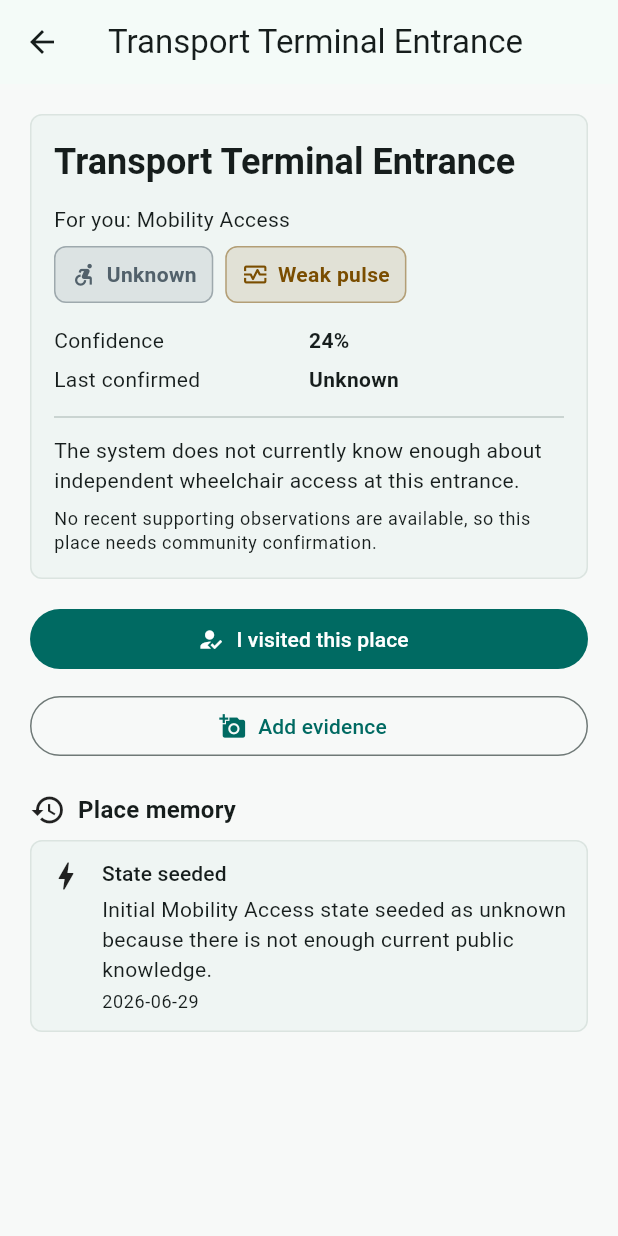
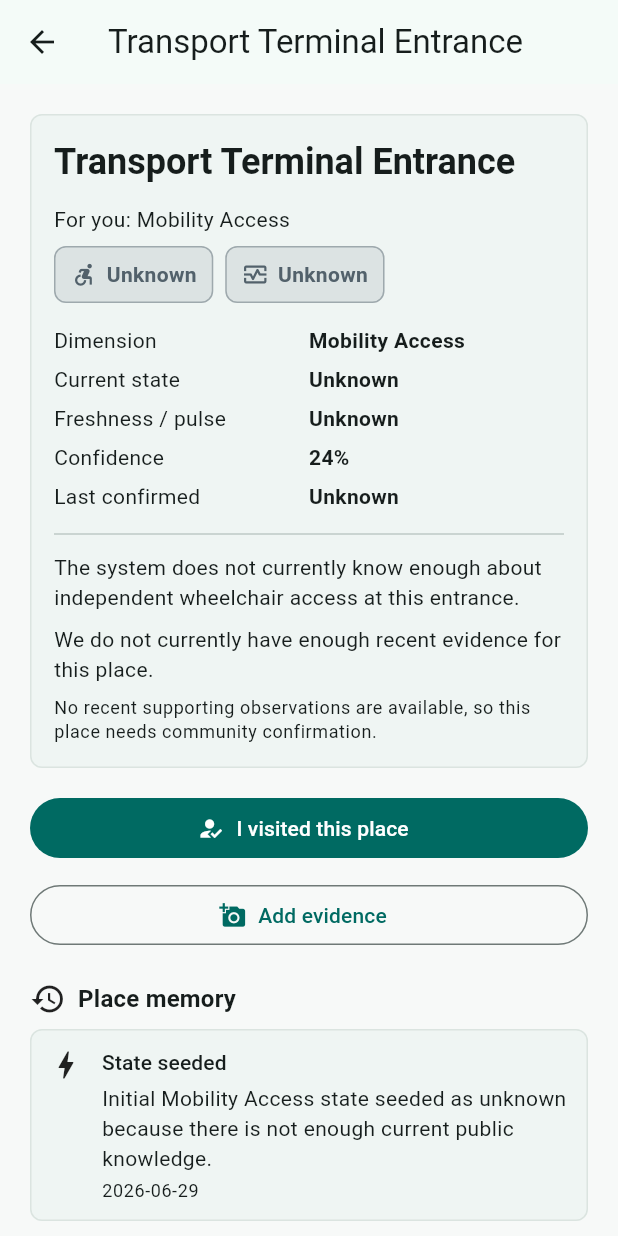
Before and after one commit to Reynard-sys/accesspulse, a Flutter app: the screen it shows after launch, after a tap on "Transport Terminal Entrance", on a phone screen of 412 x 824 dp. Run offline on Flutter 3.47's test engine with Material 3 defaults, Android fonts, the phone set to English and light mode, and no system bars; our stand-ins replace sensors_plus.

Commit message:
feat(final-mvp): add pulse visibility

```diff
--- a/lib/domain/models/accesspulse_models.dart
+++ b/lib/domain/models/accesspulse_models.dart
@@ -11,6 +11,14 @@ enum DimensionStateValue {
 }
 
 enum DimensionPulseLevel { weak, moderate, strong }
+
+enum PlacePulseStatus {
+  reliable,
+  reliableAging,
+  unknown,
+  underReview,
+  recentlyRefreshed,
+}
 
 enum CaseStatus {
   open,
--- a/lib/domain/services/pulse_service.dart
+++ b/lib/domain/services/pulse_service.dart
@@ -1,7 +1,88 @@
 import '../models/accesspulse_models.dart';
+
+class PlacePulseDisplay {
+  const PlacePulseDisplay({
+    required this.status,
+    required this.label,
+    required this.explanation,
+    this.verificationContext,
+  });
+
+  final PlacePulseStatus status;
+  final String label;
+  final String explanation;
+  final String? verificationContext;
+}
 
 class PulseService {
   const PulseService();
+
+  PlacePulseDisplay describePlacePulse({
+    required DimensionStateRecord state,
+    required DimensionPulseRecord pulse,
+    DateTime? now,
+  }) {
+    final referenceTime = now ?? DateTime.now();
+    final lastConfirmedAt = state.lastConfirmedAt;
+    final refreshedRecently =
+        lastConfirmedAt != null &&
+        referenceTime.difference(lastConfirmedAt).inDays <= 1;
+
+    if (state.state == DimensionStateValue.unknown) {
+      return const PlacePulseDisplay(
+        status: PlacePulseStatus.unknown,
+        label: 'Unknown',
+        explanation:
+            'We do not currently have enough recent evidence for this place.',
+      );
+    }
+
+    if (state.state == DimensionStateValue.underReview ||
+        state.source == 'ai_structured_barrier_signal') {
+      return PlacePulseDisplay(
+        status: PlacePulseStatus.underReview,
+        label: 'Under review',
+        explanation:
+            'Recent evidence may change this place\'s current Mobility Access state.',
+        verificationContext: pulse.hasRecentVerification
+            ? 'A recent human verification is part of the current record.'
+            : 'Human review is still needed before this becomes an official outcome.',
+      );
+    }
+
+    if (refreshedRecently || state.source == 'community_visit_confirmation') {
+      return PlacePulseDisplay(
+        status: PlacePulseStatus.recentlyRefreshed,
+        label: 'Recently refreshed',
+        explanation: 'Updated today based on a recent visit confirmation.',
+        verificationContext: pulse.hasRecentVerification
+            ? 'A recent human verification also supports this record.'
+            : null,
+      );
+    }
+
+    if (state.state == DimensionStateValue.claimedAccessible ||
+        pulse.level == DimensionPulseLevel.moderate ||
+        pulse.level == DimensionPulseLevel.weak) {
+      return PlacePulseDisplay(
+        status: PlacePulseStatus.reliableAging,
+        label: 'Reliable, aging',
+        explanation: 'Previously reliable, but not confirmed recently.',
+        verificationContext: pulse.hasRecentVerification
+            ? 'A recent human verification supports this record, but the visit signal is aging.'
+            : null,
+      );
+    }
+
+    return PlacePulseDisplay(
+      status: PlacePulseStatus.reliable,
+      label: 'Reliable',
+      explanation: 'Recently confirmed as independently usable.',
+      verificationContext: pulse.hasRecentVerification
+          ? 'A recent human verification supports this record.'
+          : null,
+    );
+  }
 
   DimensionPulseRecord calculate({
     required String id,
--- a/lib/features/public/public_flow.dart
+++ b/lib/features/public/public_flow.dart
@@ -982,6 +982,14 @@ class SubmissionResultScreen extends StatelessWidget {
 
   @override
   Widget build(BuildContext context) {
+    final previousPulseDisplay = const PulseService().describePlacePulse(
+      state: previousState,
+      pulse: previousPulse,
+    );
+    final currentPulseDisplay = const PulseService().describePlacePulse(
+      state: currentState,
+      pulse: currentPulse,
+    );
     return Scaffold(
       appBar: AppBar(title: const Text('State update')),
       body: SafeArea(
@@ -1038,12 +1046,17 @@ class SubmissionResultScreen extends StatelessWidget {
                         ),
                         const Divider(height: 24),
                         _TransitionRow(
-                          label: 'Pulse',
-                          before: previousPulse.level.label,
-                          after: currentPulse.level.label,
+                          label: 'Pulse / freshness',
+                          before: previousPulseDisplay.label,
+                          after: currentPulseDisplay.label,
                         ),
                         const SizedBox(height: 12),
                         Text(currentState.explanation),
+                        const SizedBox(height: 8),
+                        Text(
+                          currentPulseDisplay.explanation,
+                          style: Theme.of(context).textTheme.bodySmall,
+                        ),
                       ],
                     ),
                   ),
@@ -1098,15 +1111,19 @@ class _PlaceListTile extends StatelessWidget {
       future: _load(),
       builder: (context, snapshot) {
         final data = snapshot.data;
+        final pulseDisplay = data == null
+            ? null
+            : const PulseService().describePlacePulse(
+                state: data.state,
+                pulse: data.pulse,
+              );
         return Card(
           child: ListTile(
             leading: const CircleAvatar(child: Icon(Icons.location_city)),
             title: Text(place.name),
             subtitle: data == null
                 ? const Text('Loading living accessibility state')
-                : Text(
-                    '${data.state.state.label} - ${data.pulse.level.label} pulse',
-                  ),
+                : Text('${data.state.state.label} - ${pulseDisplay!.label}'),
             trailing: const Icon(Icons.chevron_right),
             onTap: data == null ? null : onTap,
           ),
@@ -1195,6 +1212,10 @@ class _StateCard extends StatelessWidget {
 
   @override
   Widget build(BuildContext context) {
+    final pulseDisplay = const PulseService().describePlacePulse(
+      state: state,
+      pulse: pulse,
+    );
     return _FadeSlideIn(
       child: Card(
         child: Padding(
@@ -1222,12 +1243,15 @@ class _StateCard extends StatelessWidget {
                   ),
                   _StatusPill(
                     icon: Icons.monitor_heart_outlined,
-                    label: '${pulse.level.label} pulse',
-                    color: pulse.level.color,
+                    label: pulseDisplay.label,
+                    color: pulseDisplay.status.color,
                   ),
                 ],
               ),
               const SizedBox(height: 12),
+              _MetricRow(label: 'Dimension', value: 'Mobility Access'),
+              _MetricRow(label: 'Current state', value: state.state.label),
+              _MetricRow(label: 'Freshness / pulse', value: pulseDisplay.label),
               _MetricRow(
                 label: 'Confidence',
                 value: '${(state.confidence * 100).round()}%',
@@ -1240,6 +1264,15 @@ class _StateCard extends StatelessWidget {
               ),
               const Divider(height: 24),
               Text(state.explanation),
+              const SizedBox(height: 8),
+              Text(pulseDisplay.explanation),
+              if (pulseDisplay.verificationContext != null) ...[
+                const SizedBox(height: 8),
+                Text(
+                  pulseDisplay.verificationContext!,
+                  style: Theme.of(context).textTheme.bodySmall,
+                ),
+              ],
               const SizedBox(height: 8),
               Text(
                 pulse.explanation,
@@ -1732,20 +1765,14 @@ extension on DimensionStateValue {
   }
 }
 
-extension on DimensionPulseLevel {
-  String get label {
-    return switch (this) {
-      DimensionPulseLevel.weak => 'Weak',
-      DimensionPulseLevel.moderate => 'Moderate',
-      DimensionPulseLevel.strong => 'Strong',
-    };
-  }
-
+extension on PlacePulseStatus {
   Color get color {
     return switch (this) {
-      DimensionPulseLevel.weak => const Color(0xff7a4d00),
-      DimensionPulseLevel.moderate => const Color(0xff1765a6),
-      DimensionPulseLevel.strong => const Color(0xff17643a),
+      PlacePulseStatus.reliable => const Color(0xff17643a),
+      PlacePulseStatus.reliableAging => const Color(0xff8a6d00),
+      PlacePulseStatus.unknown => const Color(0xff52616b),
+      PlacePulseStatus.underReview => const Color(0xff1765a6),
+      PlacePulseStatus.recentlyRefreshed => const Color(0xff17643a),
     };
   }
 }
```
Also changed, not shown: lib/features/institution/institution_flow.dart (+43 -18 lines), 3 other files.
